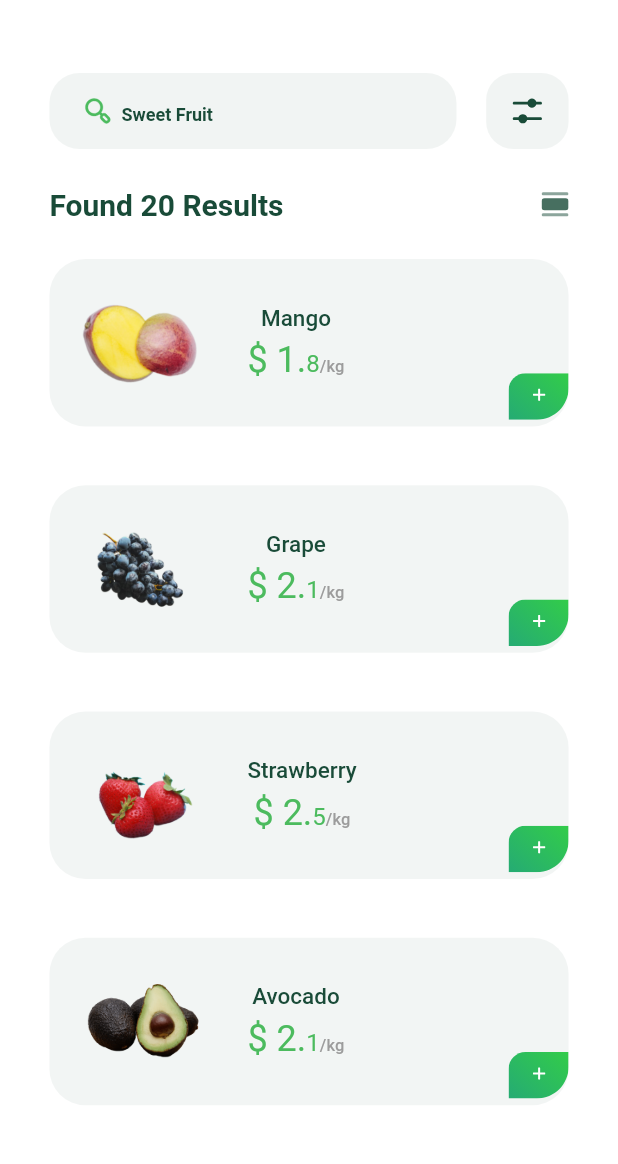
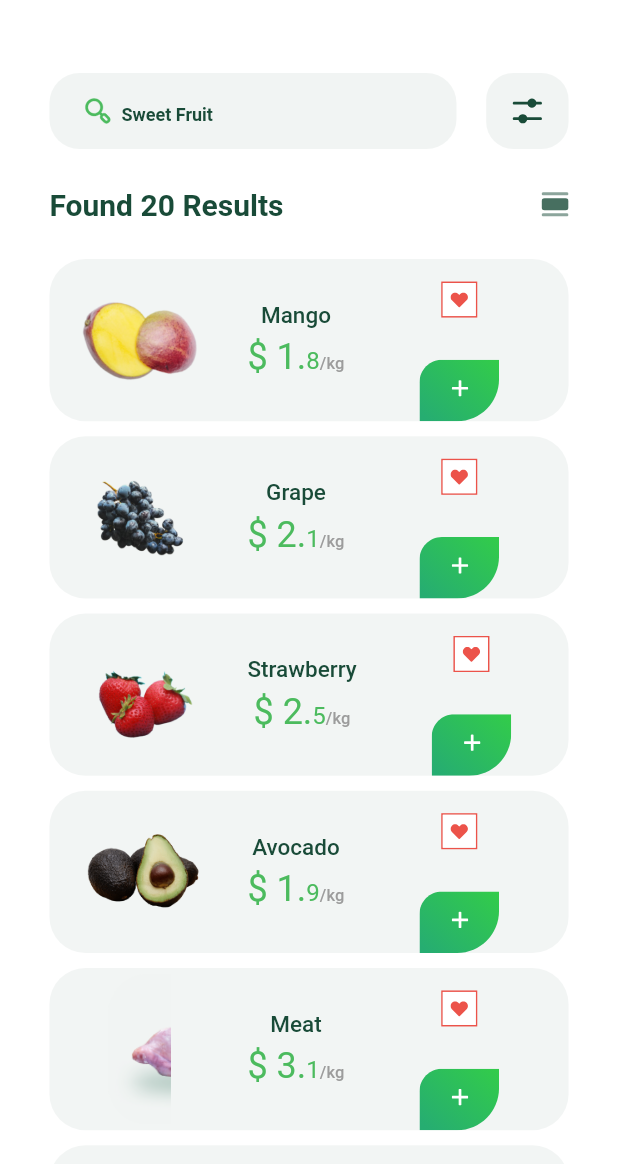
Before and after one commit to ravshan1119/git_tutorial, a Flutter app: the FifthScreen screen opened directly, on a phone screen of 412 x 824 dp, the part 72-1236 px from its top. Run offline on Flutter 3.47's test engine with Material 2 defaults, Android fonts, the phone set to English and light mode, and no system bars; drawn by our look-alikes of zoom_tap_animation; our stand-ins replace flutter_screenutil, flutter_svg; project files that could hold a hidden picture were left out.

```diff
--- a/lib/ui/screen_5/screen_5.dart
+++ b/lib/ui/screen_5/screen_5.dart
@@ -8,15 +8,18 @@ import 'package:git_tutorial/widgets/global_app_bar.dart';
 import 'package:git_tutorial/widgets/global_control.dart';
 import 'package:git_tutorial/widgets/global_search_field.dart';
 import 'package:zoom_tap_animation/zoom_tap_animation.dart';
-
 import '../../utils/app_colors.dart';
 
 class FifthScreen extends StatefulWidget {
   const FifthScreen({Key? key}) : super(key: key);
 
+
+
   @override
   State<FifthScreen> createState() => _FifthScreenState();
 }
+
+
 
 class _FifthScreenState extends State<FifthScreen> {
   @override
@@ -68,16 +71,48 @@ class _FifthScreenState extends State<FifthScreen> {
                     onTap: () {},
                   ),],
               ),SizedBox(height: 25,),
-              WidgetStack(image: AppImages.mango, fruitName: "Mango", priceTitle: "\$ 1.", priceSubTitle: "8", iconFavorite: AppImages.select, iconAdd: AppImages.addTovar),
-        // SizedBox(height: 12,),
-              WidgetStack(image: AppImages.grape, fruitName: "Grape", priceTitle: "\$ 2.", priceSubTitle: "1", iconFavorite: AppImages.select, iconAdd: AppImages.addTovar),
-              // SizedBox(height: 12,),
-              WidgetStack(image: AppImages.strawberry, fruitName: "Strawberry", priceTitle: "\$ 2.", priceSubTitle: "5", iconFavorite: AppImages.select, iconAdd: AppImages.addTovar),
-              // SizedBox(height: 12,),
-              WidgetStack(image: AppImages.avocado, fruitName: "Avocado", priceTitle: "\$ 2.", priceSubTitle: "1", iconFavorite: AppImages.select, iconAdd: AppImages.addTovar),
 
+                  // GridView(
+                  //   gridDelegate: SliverGridDelegateWithFixedCrossAxisCount(
+                  //     crossAxisCount: 1
+                  //   ),
+                  //   children:[ Column(
+                  //     children: [
+                  //       WidgetStack(image: AppImages.mango, fruitName: "Mango", priceTitle: "\$ 1.", priceSubTitle: "8", iconFavorite: AppImages.select, iconAdd: AppImages.addTovar),
+                  //       // SizedBox(height: 12,),
+                  //       WidgetStack(image: AppImages.grape, fruitName: "Grape", priceTitle: "\$ 2.", priceSubTitle: "1", iconFavorite: AppImages.select, iconAdd: AppImages.addTovar),
+                  //       // SizedBox(height: 12,),
+                  //       WidgetStack(image: AppImages.strawberry, fruitName: "Strawberry", priceTitle: "\$ 2.", priceSubTitle: "5", iconFavorite: AppImages.select, iconAdd: AppImages.addTovar),
+                  //       // SizedBox(height: 12,),
+                  //       WidgetStack(image: AppImages.avocado, fruitName: "Avocado", priceTitle: "\$ 2.", priceSubTitle: "1", iconFavorite: AppImages.select, iconAdd: AppImages.addTovar),
+                  //     ],
+                  //   ),]
+                  // ),
+
+              Expanded(
+                child: GridView(
+
+                  gridDelegate: SliverGridDelegateWithFixedCrossAxisCount(
+                      childAspectRatio: 3.2, crossAxisCount: 1,mainAxisSpacing: 10),
+                  children: [
+                    ...List.generate(
+                        productsWidget.length, (index) => productsWidget[index])
+                  ],
+                ),
+              )
             ],
           )),
     );
   }
 }
+
+List<WidgetStack> productsWidget = [
+WidgetStack(image: AppImages.mango, fruitName: "Mango", priceTitle: "\$ 1.", priceSubTitle: "8", ),
+WidgetStack(image: AppImages.grape, fruitName: "Grape", priceTitle: "\$ 2.", priceSubTitle: "1", ),
+WidgetStack(image: AppImages.strawberry, fruitName: "Strawberry", priceTitle: "\$ 2.", priceSubTitle: "5", ),
+WidgetStack(image: AppImages.avocado, fruitName: "Avocado", priceTitle: "\$ 1.", priceSubTitle: "9", ),
+WidgetStack(image: AppImages.meat, fruitName: "Meat", priceTitle: "\$ 3.", priceSubTitle: "1", ),
+WidgetStack(image: AppImages.sweetFruit, fruitName: "Sweet Fruit", priceTitle: "\$ 2.", priceSubTitle: "6", ),
+WidgetStack(image: AppImages.grape, fruitName: "Grape", priceTitle: "\$ 3.", priceSubTitle: "6", ),
+WidgetStack(image: AppImages.mango, fruitName: "Mango", priceTitle: "\$ 1.", priceSubTitle: "8", ),
+];
--- a/lib/ui/screen_5/widget/widget.dart
+++ b/lib/ui/screen_5/widget/widget.dart
@@ -1,28 +1,28 @@
 
 import 'package:flutter/material.dart';
+import 'package:flutter_screenutil/flutter_screenutil.dart';
 import 'package:flutter_svg/flutter_svg.dart';
 import 'package:git_tutorial/utils/app_colors.dart';
+import 'package:git_tutorial/utils/app_image.dart';
+import 'package:zoom_tap_animation/zoom_tap_animation.dart';
 
-class WidgetStack extends StatelessWidget {
-   WidgetStack({Key? key, required this.image, required this.fruitName, required this.priceTitle,required this.priceSubTitle, required this.iconFavorite, required this.iconAdd,this.isIcon = false}) : super(key: key);
+class WidgetStack extends StatefulWidget {
+   WidgetStack({Key? key, required this.image, required this.fruitName, required this.priceTitle,required this.priceSubTitle, this.isIcon = false,}) : super(key: key);
   final String image;
   final String fruitName;
   final String priceTitle;
   final  String priceSubTitle;
-  final String iconFavorite;
-  final String  iconAdd;
   bool isIcon;
 
+  @override
+  State<WidgetStack> createState() => _WidgetStackState();
+}
 
-
+class _WidgetStackState extends State<WidgetStack> {
   @override
   Widget build(BuildContext context) {
     return   Expanded(
-      child: GridView(gridDelegate: SliverGridDelegateWithFixedCrossAxisCount(
-          crossAxisCount: 1,
-          childAspectRatio: 3.1
-      ),children: [
-        Container(
+      child: Container(
         decoration: BoxDecoration(
           color: AppColors.C_1F4F3.withOpacity(0.9),
           borderRadius: BorderRadius.circular(24),
@@ -32,29 +32,84 @@ class WidgetStack extends StatelessWidget {
             width: 120,
             decoration: BoxDecoration(
               borderRadius: BorderRadius.circular(24),
-              ),child: Image.asset(image,width: 100,height: 100,),
+            ),child: Image.asset(widget.image,width: 100,height: 100,),
           ),
-         const   SizedBox(width: 12,),
+       const   SizedBox(width: 12),
           Column(
             mainAxisAlignment: MainAxisAlignment.center,
             children: [
-                Text( fruitName,style: Theme.of(context).textTheme.titleLarge!.copyWith(fontSize: 15,color: AppColors.C_194B38),),
+              Text( widget.fruitName,style: Theme.of(context).textTheme.titleLarge!.copyWith(fontSize: 15,color: AppColors.C_194B38),),
          const     SizedBox(height: 5,),
               RichText(text: TextSpan(
                  children:[
-                 TextSpan(text:priceTitle,style: Theme.of(context).textTheme.headlineSmall!.copyWith(color: AppColors.C_4CBB5E)),
-                 TextSpan(text: priceSubTitle,style: Theme.of(context).textTheme.titleMedium!.copyWith(color: AppColors.C_4CBB5E)),
+               TextSpan(text:widget.priceTitle,style: Theme.of(context).textTheme.headlineSmall!.copyWith(color: AppColors.C_4CBB5E)),
+               TextSpan(text: widget.priceSubTitle,style: Theme.of(context).textTheme.titleMedium!.copyWith(color: AppColors.C_4CBB5E)),
                TextSpan(text: "/kg",style: Theme.of(context).textTheme.titleSmall!.copyWith(color: AppColors.C_9C9C9C,fontSize: 11)),]),),
             ],
           ),
-               Align(child:  Image.asset(iconFavorite,width: -50,height: -50),alignment: Alignment.topLeft,),
-          const  Spacer(),
-               Align(child: GestureDetector(child: SvgPicture.asset(iconAdd,width: 40,height: 40,),onTap: (){},),alignment: Alignment.bottomRight,)
+              SizedBox(width: 50,),
+          Column(
+            children: [
+              SizedBox(height: 15,),
+             widget.isIcon? Ink(
+                child: InkWell(
+                  onTap: (){
+                    setState(() {
+                      widget.isIcon = !widget.isIcon;
+                    });
+                  },
+                  child: Container(
+                    height: 24,
+                    width: 24,
+                    decoration: BoxDecoration(
+                      borderRadius: BorderRadius.circular(60),
+                      color: AppColors.C_1F4F3.withOpacity(0.9),
+                      border: Border.all(color: AppColors.C_EC534A),
+                    ),child: Container(
+                    width: 15,
+                    height: 15,
+                    decoration: BoxDecoration(
+                      color: AppColors.C_EC534A,
+                      borderRadius: BorderRadius.circular(20),
+                      ),child:Padding(
+            padding: const EdgeInsets.all(5.0),
+            child: SvgPicture.asset(AppImages.favo1,fit: BoxFit.cover,),
+          ),),),
+                ),
+              ):
+              Ink(
+                child: InkWell(onTap: (){
+                  setState(() {
+                    widget.isIcon = !widget.isIcon;
+                  });
+                },
+                  child: Container(
+                    width: 24,
+                    height: 24,
+                    decoration: BoxDecoration(
+                        color: AppColors.C_1F4F3.withOpacity(0.9),
+                        border: Border.all(color: AppColors.C_EC534A,width: 1)
+                    ),child: Container(
+                    width: 15,
+                    height: 15,
+                    color: AppColors.C_FFFFFF,
+                    child: Padding(
+                      padding: const EdgeInsets.all(5.0),
+                      child: SvgPicture.asset(AppImages.favo),
+                    ),
+                  ),
+                  ),
+                ),
+              ),
+              SizedBox(height: 15,),
+              Spacer(),
+              ZoomTapAnimation(child: SvgPicture.asset(AppImages.addTovar)),
             ],
           ),
 
-        )
         ],
+      ),
+
       ),
     );
   }
--- a/lib/utils/app_image.dart
+++ b/lib/utils/app_image.dart
@@ -24,4 +24,6 @@ class AppImages {
   static const String smile = 'assets/svg/smile.svg';
   static const String arrow = 'assets/svg/arrow.svg';
   static const String heart = 'assets/svg/heart.svg';
+  static const String favo = 'assets/svg/favo.svg';
+  static const String favo1 = 'assets/svg/favo1.svg';
 }
```
Also changed, not shown: assets/svg/add.svg (added), assets/svg/favo.svg (added), assets/svg/favo1.svg (added). Lines whose indentation alone changed are shown as unchanged.
